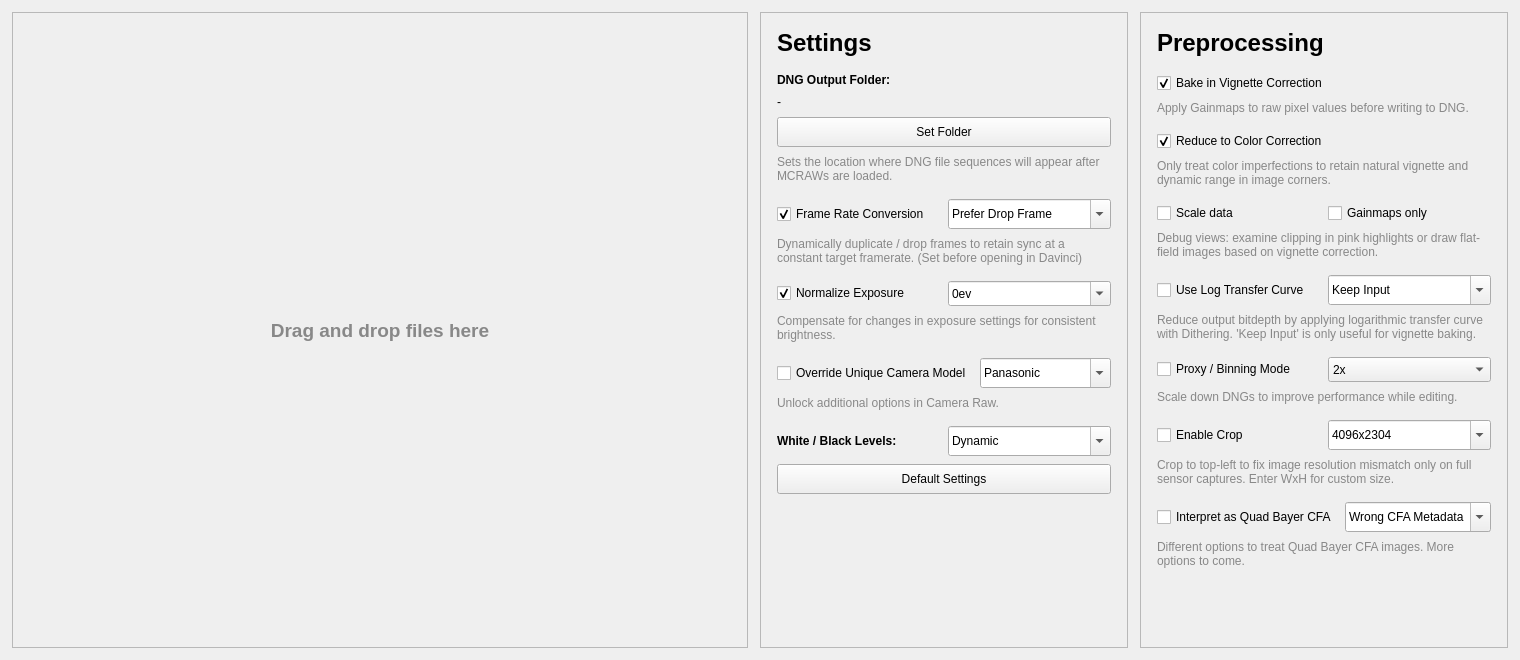
The window that ui/mainwindow.ui (LeonardSander/motioncam-fs) describes before a commit, drawn with Qt 5.
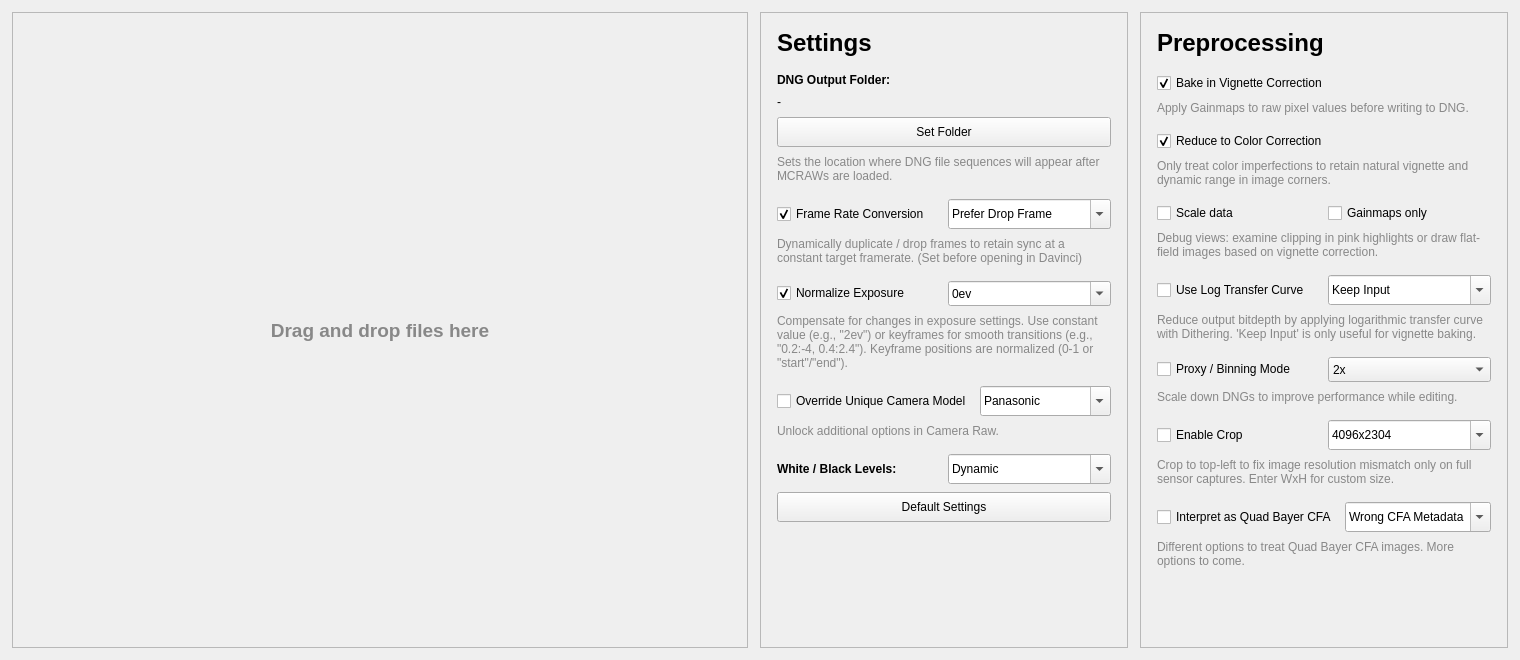
The same window after the commit.

Commit message: log curve for rgb dngs & calib json per file override introduction & exposure keyframing

```diff
--- a/ui/mainwindow.ui
+++ b/ui/mainwindow.ui
@@ -340,7 +340,7 @@
          <item>
           <widget class="QLabel" name="normalizeExposureLabel">
            <property name="text">
-            <string>&lt;html&gt;&lt;head/&gt;&lt;body&gt;&lt;p&gt;&lt;span style=&quot; font-size:9pt; color:#888888;&quot;&gt;Compensate for changes in exposure settings for consistent brightness.&lt;/span&gt;&lt;/p&gt;&lt;/body&gt;&lt;/html&gt;</string>
+            <string>&lt;html&gt;&lt;head/&gt;&lt;body&gt;&lt;p&gt;&lt;span style=&quot; font-size:9pt; color:#888888;&quot;&gt;Compensate for changes in exposure settings. Use constant value (e.g., "2ev") or keyframes for smooth transitions (e.g., "0.2:-4, 0.4:2.4"). Keyframe positions are normalized (0-1 or "start"/"end").&lt;/span&gt;&lt;/p&gt;&lt;/body&gt;&lt;/html&gt;</string>
            </property>
            <property name="wordWrap">
             <bool>true</bool>
```
Left out of the diff: 63 changed lines with no effect on the pictures. The commit also changes 27 other files.
